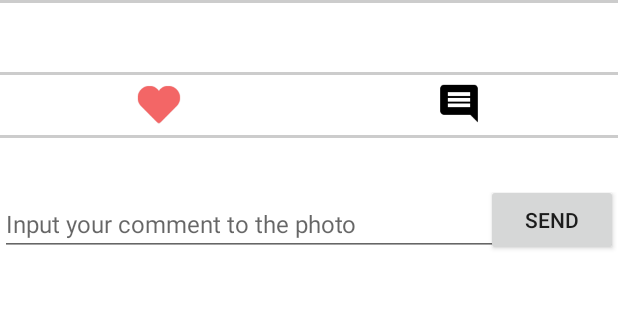
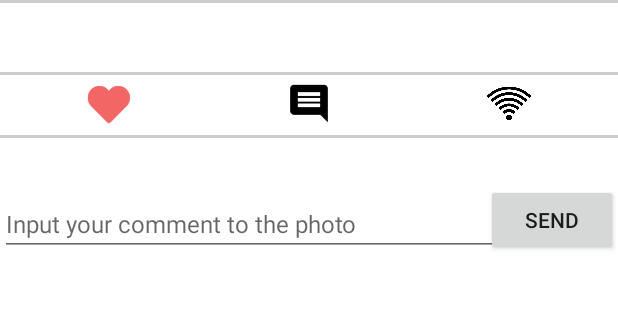
Before and after one commit to diw1/instamelb, an Android app: the layout detail_activity.xml on its own in the app's theme, with its tools: preview values and no code run, on a phone screen of 412 x 824 dp, the part 147-467 px from its top. Run offline under Robolectric (Android 15) with nearby library versions, the phone set to English and light mode, and no system bars; network calls fail.

Commit message:
fixed manifest bug and modified layout for wifi function

```diff
--- a/android_app/app/src/main/java/unimelb/edu/instamelb/adapters/RecyclerViewAdapter.java
+++ b/android_app/app/src/main/java/unimelb/edu/instamelb/adapters/RecyclerViewAdapter.java
@@ -148,13 +148,11 @@ public class RecyclerViewAdapter extends RecyclerView.Adapter<RecyclerViewAdapte
                     mContext.startActivity(mIntent);
                     break;
                 case R.id.load_more:
-                    mIntent =new Intent(mContext, ActivityProfile.class);
+                    mIntent =new Intent(mContext, ActivityDetail.class);
                     mIntent.putExtra("username", FragmentHome.mUsername);
                     mIntent.putExtra("password",FragmentHome.mPassword);
                     mIntent.putExtra("photo",currentPhoto);
-                    mIntent.putExtra("userid", String.valueOf(currentPhoto.getComment_list().get(0).getUser_id()));
-                    options = ActivityOptionsCompat .makeSceneTransitionAnimation((Activity) mContext, holder.comment_photo, "avatar");
-                    mContext.startActivity(mIntent, options.toBundle());
+                    mContext.startActivity(mIntent);
                     break;
             }
         }
--- a/android_app/app/src/main/res/layout/detail_activity.xml
+++ b/android_app/app/src/main/res/layout/detail_activity.xml
@@ -127,6 +127,12 @@
                     android:src="@drawable/ic_comment"
                     android:id="@+id/comment_icon"
                     android:layout_weight="1" />
+                <ImageView
+                    android:layout_width="30dp"
+                    android:layout_height="30dp"
+                    android:src="@drawable/wifi"
+                    android:id="@+id/wifi_icon"
+                    android:layout_weight="1" />
 
             </LinearLayout>
         </RelativeLayout>
```
Also changed, not shown: android_app/app/src/main/AndroidManifest.xml (+6 -5 lines), android_app/app/src/main/java/unimelb/edu/instamelb/activities/ActivityDetail.java (+21 -1 lines), android_app/app/src/main/res/drawable/wifi.png (added).
